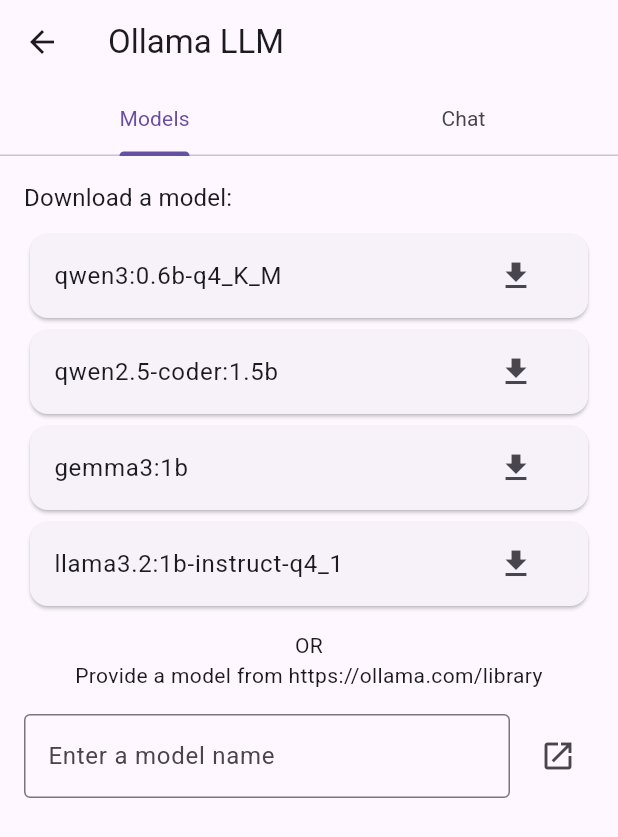
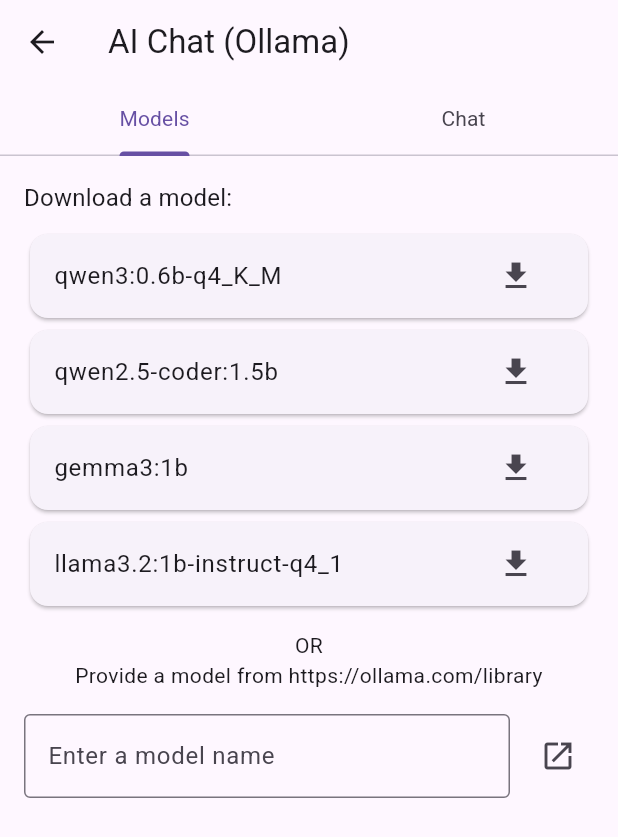
Before and after one commit to funeelo/revengi-app, a Flutter app: the OllamaChatScreen screen opened directly, on a phone screen of 412 x 824 dp. Shown: the top 837 px of the screen. Run offline on Flutter 3.47's test engine with Material 3 defaults, Android fonts, the phone set to English and light mode, and no system bars; our stand-ins replace dio, file_picker, native_stack_traces, permission_handler, shared_preferences, web and 1 more; missing offline and left inert: dart:js_interop, gpt_markdown, ollama_dart, quick_actions; accounts and stored records are empty; network calls fail.

```diff
--- a/lib/screens/ollama_screen.dart
+++ b/lib/screens/ollama_screen.dart
@@ -323,7 +323,7 @@ class OllamaChatScreenState extends State<OllamaChatScreen>
     return Scaffold(
       resizeToAvoidBottomInset: true,
       appBar: AppBar(
-        title: const Text('Ollama LLM'),
+        title: const Text('AI Chat (Ollama)'),
         bottom: TabBar(
           controller: _tabController,
           tabs: const [Tab(text: 'Models'), Tab(text: 'Chat')],
```
